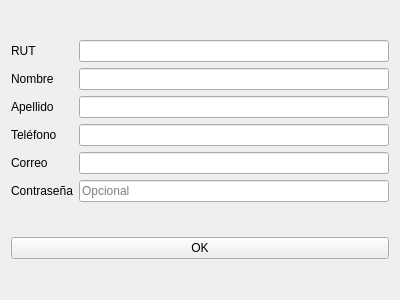
Before: the Qt Designer form ui/modify_employee.ui in Matiti061/TecnoPC, drawn with Qt 5.
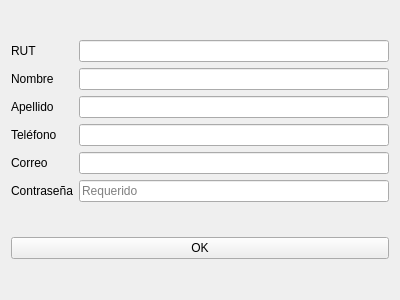
After: the same form once the commit is applied.

```diff
--- a/ui/modify_employee.ui
+++ b/ui/modify_employee.ui
@@ -109,7 +109,7 @@
         <set>Qt::AlignmentFlag::AlignLeading|Qt::AlignmentFlag::AlignLeft|Qt::AlignmentFlag::AlignVCenter</set>
        </property>
        <property name="placeholderText">
-        <string>Opcional</string>
+        <string>Requerido</string>
        </property>
       </widget>
      </item>
```
